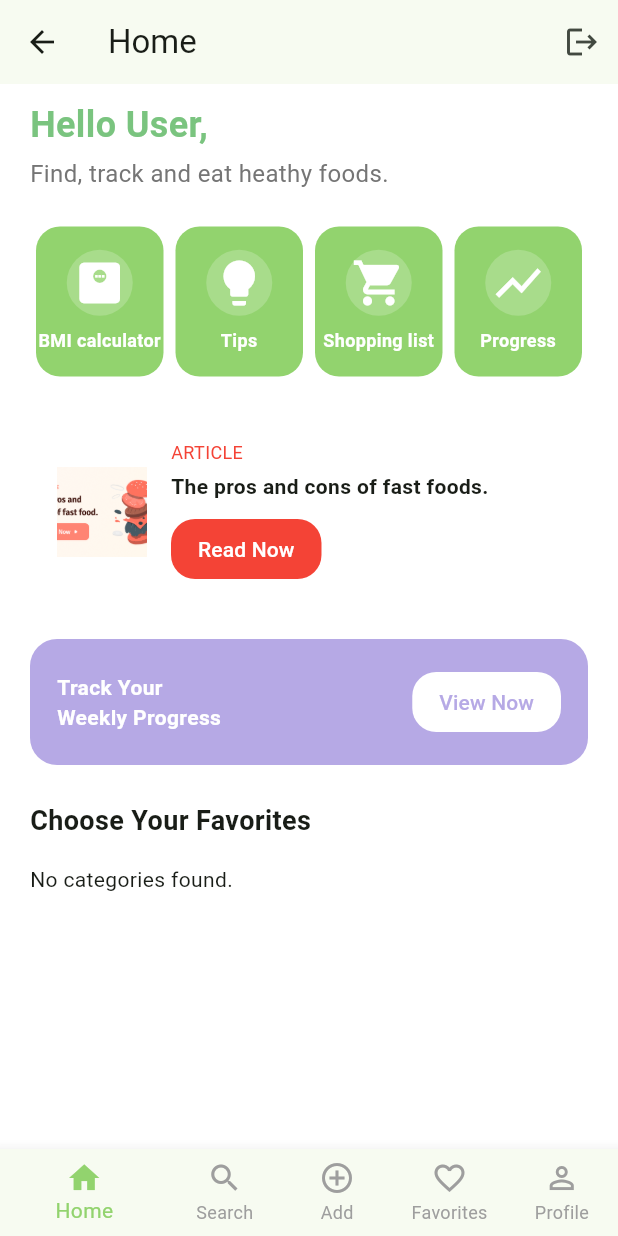
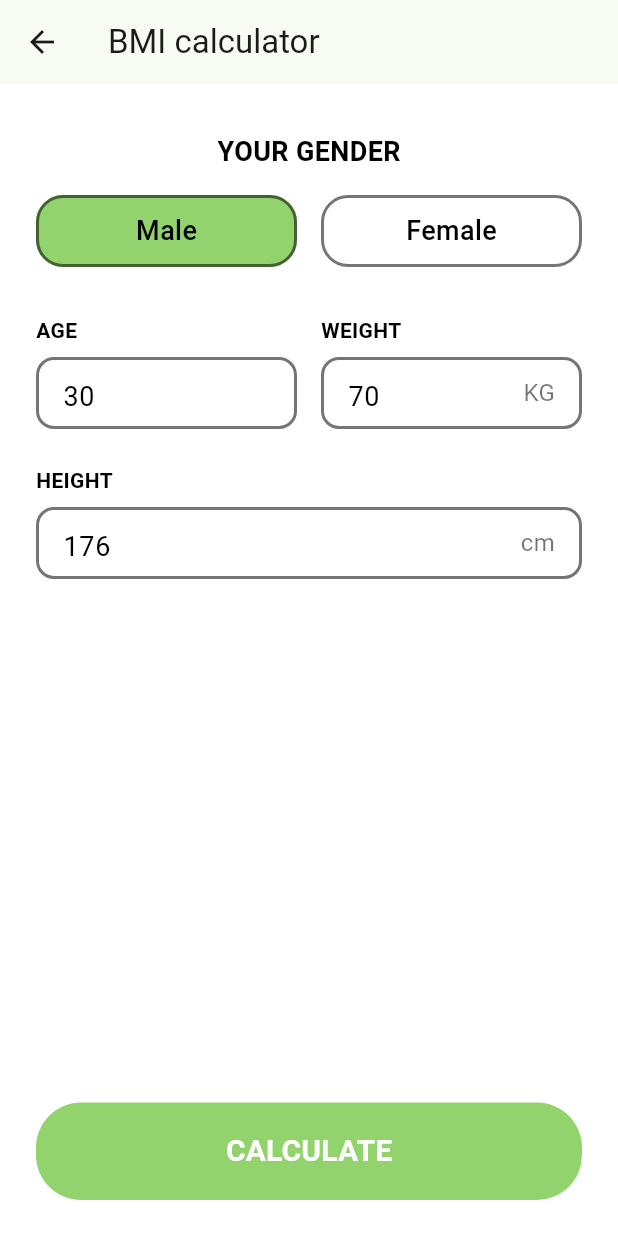
Before and after one commit to Elia-Helou/flutter_project, a Flutter app: the HomeScreen screen opened by its route, after a tap on "BMI calculator", on a phone screen of 412 x 824 dp. Run offline on Flutter 3.47's test engine with Material 3 defaults, Android fonts, the phone set to English and light mode, and no system bars; our stand-ins replace flutter_dotenv; missing offline and left inert: bcrypt, postgres.

Commit message:
BMI Calculation

```diff
--- a/lib/main.dart
+++ b/lib/main.dart
@@ -8,6 +8,7 @@ import 'screens/auth/signup_screen.dart';
 import 'screens/home_screen.dart';
 import 'providers/user_provider.dart';
 import 'routes/app_routes.dart';
+import 'screens/bmi_calculator_screen.dart';
 // import 'screens/onboarding_screen.dart';
 
 void main() async {
@@ -40,7 +41,10 @@ class MyApp extends StatelessWidget {
           useMaterial3: true,
         ),
         initialRoute: '/splash',
-        routes: Map<String, WidgetBuilder>.from(AppRoutes.routes),
+        routes: Map<String, WidgetBuilder>.from(AppRoutes.routes)
+          ..addAll({
+            '/bmi': (context) => const BMICalculatorScreen(),
+          }),
       ),
     );
   }
--- /dev/null
+++ b/lib/screens/bmi_calculator_screen.dart
@@ -0,0 +1,200 @@
+import 'package:flutter/material.dart';
+import '../core/constants/colors.dart';
+
+class BMICalculatorScreen extends StatefulWidget {
+  const BMICalculatorScreen({Key? key}) : super(key: key);
+
+  @override
+  State<BMICalculatorScreen> createState() => _BMICalculatorScreenState();
+}
+
+class _BMICalculatorScreenState extends State<BMICalculatorScreen> {
+  String gender = 'Male';
+  final TextEditingController ageController = TextEditingController(text: '30');
+  final TextEditingController weightController = TextEditingController(text: '70');
+  final TextEditingController heightController = TextEditingController(text: '176');
+
+  @override
+  Widget build(BuildContext context) {
+    return Scaffold(
+      appBar: AppBar(
+        title: const Text('BMI calculator'),
+        leading: IconButton(
+          icon: const Icon(Icons.arrow_back),
+          onPressed: () => Navigator.of(context).pop(),
+        ),
+      ),
+      backgroundColor: Colors.white,
+      body: Padding(
+        padding: const EdgeInsets.symmetric(horizontal: 24.0, vertical: 24.0),
+        child: Column(
+          crossAxisAlignment: CrossAxisAlignment.center,
+          children: [
+            const SizedBox(height: 8),
+            const Text(
+              'YOUR GENDER',
+              style: TextStyle(
+                color: Colors.black,
+                fontWeight: FontWeight.bold,
+                fontSize: 18,
+              ),
+            ),
+            const SizedBox(height: 16),
+            Row(
+              mainAxisAlignment: MainAxisAlignment.center,
+              children: [
+                _GenderButton(
+                  label: 'Male',
+                  selected: gender == 'Male',
+                  onTap: () => setState(() => gender = 'Male'),
+                ),
+                const SizedBox(width: 16),
+                _GenderButton(
+                  label: 'Female',
+                  selected: gender == 'Female',
+                  onTap: () => setState(() => gender = 'Female'),
+                ),
+              ],
+            ),
+            const SizedBox(height: 32),
+            Row(
+              children: [
+                Expanded(
+                  child: Column(
+                    crossAxisAlignment: CrossAxisAlignment.start,
+                    children: [
+                      const Text('AGE', style: TextStyle(color: Colors.black, fontWeight: FontWeight.bold)),
+                      const SizedBox(height: 8),
+                      _InputBox(
+                        controller: ageController,
+                        suffix: '',
+                      ),
+                    ],
+                  ),
+                ),
+                const SizedBox(width: 16),
+                Expanded(
+                  child: Column(
+                    crossAxisAlignment: CrossAxisAlignment.start,
+                    children: [
+                      const Text('WEIGHT', style: TextStyle(color: Colors.black, fontWeight: FontWeight.bold)),
+                      const SizedBox(height: 8),
+                      _InputBox(
+                        controller: weightController,
+                        suffix: 'KG',
+                      ),
+                    ],
+                  ),
+                ),
+              ],
+            ),
+            const SizedBox(height: 24),
+            Column(
+              crossAxisAlignment: CrossAxisAlignment.start,
+              children: [
+                const Text('HEIGHT', style: TextStyle(color: Colors.black, fontWeight: FontWeight.bold)),
+                const SizedBox(height: 8),
+                _InputBox(
+                  controller: heightController,
+                  suffix: 'cm',
+                ),
+              ],
+            ),
+            const Spacer(),
+            SizedBox(
+              width: double.infinity,
+              child: ElevatedButton(
+                onPressed: () {},
+                style: ElevatedButton.styleFrom(
+                  backgroundColor: AppColors.splashBackground,
+                  padding: const EdgeInsets.symmetric(vertical: 18),
+                  shape: RoundedRectangleBorder(
+                    borderRadius: BorderRadius.circular(30),
+                  ),
+                  elevation: 0,
+                ),
+                child: const Text(
+                  'CALCULATE',
+                  style: TextStyle(
+                    fontSize: 20,
+                    fontWeight: FontWeight.bold,
+                    color: Colors.white,
+                  ),
+                ),
+              ),
+            ),
+          ],
+        ),
+      ),
+    );
+  }
+}
+
+class _GenderButton extends StatelessWidget {
+  final String label;
+  final bool selected;
+  final VoidCallback onTap;
+  const _GenderButton({required this.label, required this.selected, required this.onTap});
+  @override
+  Widget build(BuildContext context) {
+    return Expanded(
+      child: GestureDetector(
+        onTap: onTap,
+        child: Container(
+          height: 48,
+          decoration: BoxDecoration(
+            color: selected ? AppColors.splashBackground : Colors.transparent,
+            borderRadius: BorderRadius.circular(18),
+            border: Border.all(color: Colors.black54, width: 2),
+          ),
+          alignment: Alignment.center,
+          child: Text(
+            label,
+            style: TextStyle(
+              color: Colors.black,
+              fontWeight: FontWeight.w500,
+              fontSize: 18,
+            ),
+          ),
+        ),
+      ),
+    );
+  }
+}
+
+class _InputBox extends StatelessWidget {
+  final TextEditingController controller;
+  final String suffix;
+  const _InputBox({required this.controller, required this.suffix});
+  @override
+  Widget build(BuildContext context) {
+    return Container(
+      height: 48,
+      decoration: BoxDecoration(
+        color: Colors.transparent,
+        borderRadius: BorderRadius.circular(12),
+        border: Border.all(color: Colors.black54, width: 2),
+      ),
+      child: Row(
+        children: [
+          Expanded(
+            child: TextField(
+              controller: controller,
+              keyboardType: TextInputType.number,
+              style: const TextStyle(color: Colors.black, fontSize: 18),
+              decoration: const InputDecoration(
+                border: InputBorder.none,
+                contentPadding: EdgeInsets.symmetric(horizontal: 16),
+              ),
+            ),
+          ),
+          if (suffix.isNotEmpty)
+            Padding(
+              padding: const EdgeInsets.only(right: 16.0),
+              child: Text(suffix, style: const TextStyle(color: Colors.black54, fontSize: 16)),
+            ),
+        ],
+      ),
+    );
+  }
+}
--- a/lib/screens/home_screen.dart
+++ b/lib/screens/home_screen.dart
@@ -4,6 +4,7 @@ import '../core/constants/colors.dart';
 import '../services/database_service.dart';
 import '../providers/user_provider.dart';
 import './favorites_screen.dart';
+import 'bmi_calculator_screen.dart';
 
 class HomeScreen extends StatefulWidget {
   const HomeScreen({Key? key}) : super(key: key);
```
